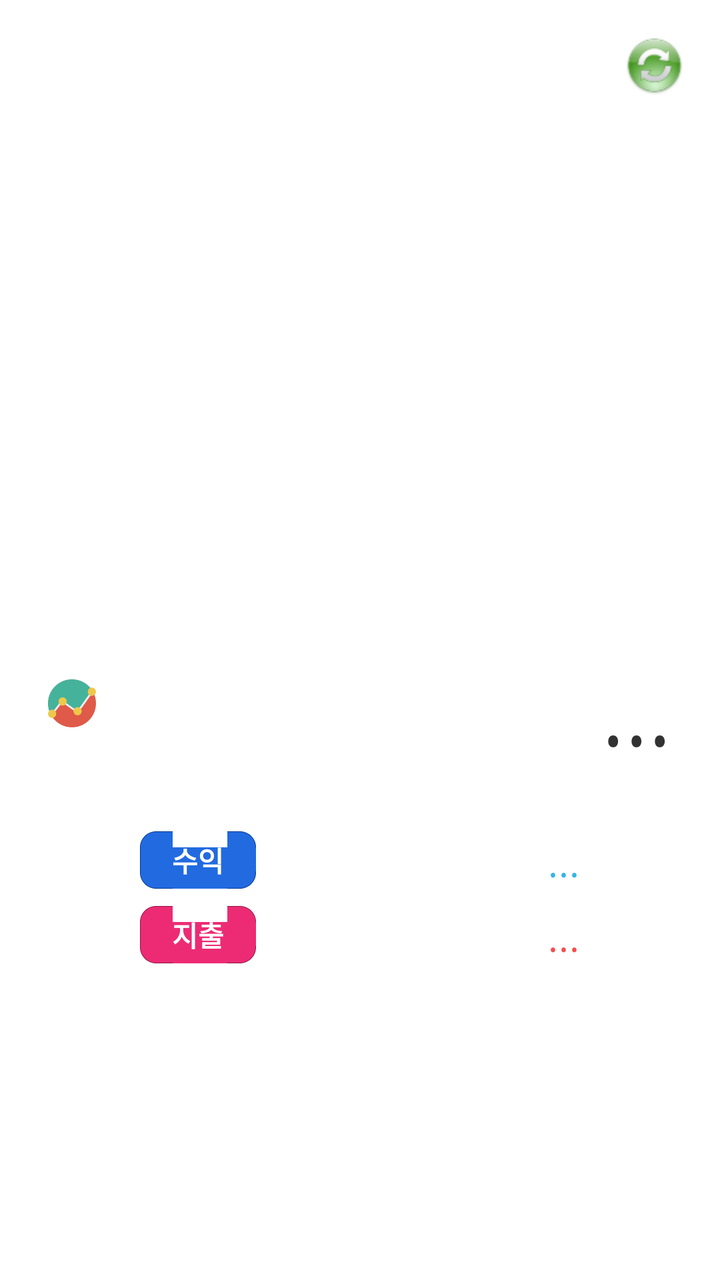
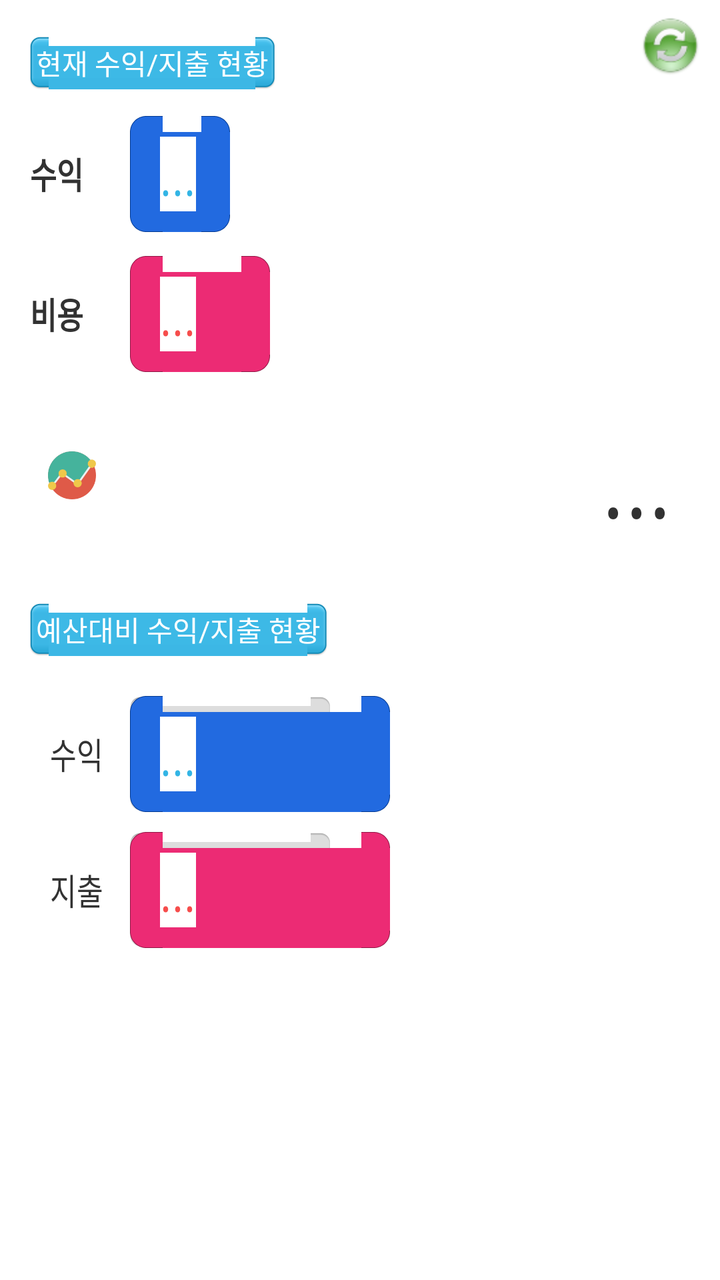

The first picture is an Android layout as it rendered before a commit; the second is the same layout after the commit. The layout source and the unified diff follow.
<!-- AndroidManifest.xml: application theme AppTheme -->
<!-- res/layout/fragment_income_expense_summary_tab.xml -->
<?xml version="1.0" encoding="utf-8"?>
<RelativeLayout xmlns:android="http://schemas.android.com/apk/res/android"
    android:layout_width="match_parent"
    android:layout_height="match_parent" >

    <ScrollView
        android:layout_width="match_parent"
        android:layout_height="match_parent"
        android:layout_alignParentTop="true"
        android:layout_centerHorizontal="true" >

        <LinearLayout
            android:layout_width="match_parent"
            android:layout_height="wrap_content"
            android:orientation="vertical" >

            <FrameLayout
                android:layout_width="match_parent"
                android:layout_height="300dp" >

                <LinearLayout
                    android:id="@+id/chart"
                    android:layout_width="match_parent"
                    android:layout_height="match_parent"
                    android:layout_gravity="center"
                    android:gravity="center"
                    android:orientation="vertical" />

                <ImageView
                    android:id="@+id/ine_refresh"
                    android:layout_width="30dp"
                    android:layout_height="30dp"
                    android:layout_gravity="right|top"
                    android:layout_marginRight="18dp"
                    android:layout_marginTop="18dp"
                    android:contentDescription="@string/na"
                    android:src="@drawable/refresh" />
            </FrameLayout>

            <RelativeLayout
                android:layout_width="match_parent"
                android:layout_height="wrap_content"
                android:layout_marginLeft="20dp"
                android:layout_marginRight="20dp"
                android:layout_marginTop="8dp"
                android:orientation="horizontal"
                android:paddingBottom="8dp"
                android:paddingLeft="4dp"
                android:paddingRight="4dp"
                android:paddingTop="6dp" >

                <ImageView
                    android:layout_width="24dp"
                    android:layout_height="24dp"
                    android:layout_alignParentLeft="true"
                    android:layout_centerVertical="true"
                    android:contentDescription="@string/na"
                    android:src="@drawable/graph" />

                <TextView
                    android:id="@+id/ine_sum_value"
                    android:layout_width="wrap_content"
                    android:layout_height="wrap_content"
                    android:layout_alignParentRight="true"
                    android:layout_centerVertical="true"
                    android:layout_marginLeft="3dp"
                    android:text="..."
                    android:textScaleX="0.8"
                    android:textSize="55sp" />
            </RelativeLayout>

            <RelativeLayout
                android:layout_width="match_parent"
                android:layout_height="wrap_content"
                android:layout_marginLeft="70dp"
                android:layout_marginRight="70dp"
                android:layout_marginTop="20dp"
                android:orientation="horizontal" >

                <TextView
                    android:layout_width="wrap_content"
                    android:layout_height="wrap_content"
                    android:layout_alignParentLeft="true"
                    android:layout_centerVertical="true"
                    android:alpha="90"
                    android:background="@drawable/input_color_box_3"
                    android:paddingBottom="4dp"
                    android:paddingLeft="16dp"
                    android:paddingRight="16dp"
                    android:paddingTop="4dp"
                    android:text="@string/title_income"
                    android:textColor="@color/text_white"
                    android:textSize="14sp"
                    android:textStyle="bold" />

                <TextView
                    android:id="@+id/ine_income_value"
                    android:layout_width="wrap_content"
                    android:layout_height="wrap_content"
                    android:layout_alignParentRight="true"
                    android:layout_centerVertical="true"
                    android:layout_marginLeft="30dp"
                    android:text="..."
                    android:textColor="@color/text_blue"
                    android:textScaleX="0.9"
                    android:textSize="22sp" />
            </RelativeLayout>

            <RelativeLayout
                android:layout_width="match_parent"
                android:layout_height="wrap_content"
                android:layout_marginBottom="30dp"
                android:layout_marginLeft="70dp"
                android:layout_marginRight="70dp"
                android:layout_marginTop="8dp"
                android:orientation="horizontal" >

                <TextView
                    android:layout_width="wrap_content"
                    android:layout_height="wrap_content"
                    android:layout_alignParentLeft="true"
                    android:layout_centerVertical="true"
                    android:background="@drawable/input_color_box"
                    android:paddingBottom="4dp"
                    android:paddingLeft="16dp"
                    android:paddingRight="16dp"
                    android:paddingTop="4dp"
                    android:text="@string/title_expense"
                    android:textColor="@color/text_white"
                    android:textSize="14sp"
                    android:textStyle="bold" />

                <TextView
                    android:id="@+id/ine_expense_value"
                    android:layout_width="wrap_content"
                    android:layout_height="wrap_content"
                    android:layout_alignParentRight="true"
                    android:layout_centerVertical="true"
                    android:layout_marginLeft="30dp"
                    android:text="..."
                    android:textColor="@color/text_red"
                    android:textScaleX="0.9"
                    android:textSize="22sp" />
            </RelativeLayout>
        </LinearLayout>
    </ScrollView>

    <LinearLayout
        android:id="@+id/ine_update_notification"
        android:layout_width="wrap_content"
        android:layout_height="wrap_content"
        android:layout_alignParentRight="true"
        android:layout_alignParentTop="true"
        android:layout_gravity="right"
        android:layout_marginLeft="4dp"
        android:layout_marginRight="4dp"
        android:layout_marginTop="10dp"
        android:background="@drawable/input_box_round_2"
        android:orientation="horizontal"
        android:paddingBottom="2dp"
        android:paddingLeft="7dp"
        android:paddingTop="4dp"
        android:visibility="gone" >

        <TextView
            android:id="@+id/ine_list_notification_text"
            android:layout_width="wrap_content"
            android:layout_height="wrap_content"
            android:layout_gravity="center_vertical"
            android:gravity="center_vertical"
            android:text="@string/update_as_date"
            android:textColor="@color/text_blue" />

        <ImageView
            android:layout_width="wrap_content"
            android:layout_height="wrap_content"
            android:layout_gravity="center_vertical"
            android:contentDescription="@string/na"
            android:gravity="center_vertical"
            android:src="@drawable/waiting" />
    </LinearLayout>

</RelativeLayout>
<!-- resources referenced by this layout -->
<resources>
  <color name="text_blue">#33B5E5</color>
  <color name="text_red">#F64D4C</color>
  <color name="text_white">#FFFFFF</color>
  <!-- drawable graph: png bitmap (drawable-xxhdpi, 5153 bytes) -->
  <!-- drawable input_box_round_2: png bitmap (drawable-xxhdpi, 4422 bytes) -->
  <!-- drawable input_color_box: png bitmap (drawable-xxhdpi, 4016 bytes) -->
  <!-- drawable input_color_box_3: png bitmap (drawable-xxhdpi, 4025 bytes) -->
  <!-- drawable refresh: png bitmap (drawable-xxhdpi, 3846 bytes) -->
  <!-- drawable waiting: png bitmap (drawable-xxhdpi, 4993 bytes) -->
  <string name="na" />
  <string name="title_expense">지출</string>
  <string name="title_income">수익</string>
  <string name="update_as_date">최신 데이터로 업데이트 합니다.</string>
  <style name="AppTheme" parent="AppBaseTheme">
          <item name="android:actionBarSize">40dp</item>
          
      </style>
  <style name="AppBaseTheme" parent="android:Theme.Light">
          
      </style>
</resources>

<!-- the commit's change to res/layout/fragment_income_expense_summary_tab.xml (unified diff, before → after) -->
@@ -16,26 +16,114 @@
 
             <FrameLayout
                 android:layout_width="match_parent"
-                android:layout_height="300dp" >
-
-                <LinearLayout
-                    android:id="@+id/chart"
-                    android:layout_width="match_parent"
-                    android:layout_height="match_parent"
-                    android:layout_gravity="center"
-                    android:gravity="center"
-                    android:orientation="vertical" />
+                android:layout_height="wrap_content" >
+
+                
 
                 <ImageView
                     android:id="@+id/ine_refresh"
                     android:layout_width="30dp"
                     android:layout_height="30dp"
                     android:layout_gravity="right|top"
-                    android:layout_marginRight="18dp"
+                    android:layout_marginRight="10dp"
+                    android:layout_marginTop="8dp"
+                    android:contentDescription="@string/na"
+                    android:src="@drawable/refresh" />
+
+                <TextView
+                    android:layout_width="wrap_content"
+                    android:layout_height="wrap_content"
+                    android:layout_gravity="top|left"
+                    android:layout_marginLeft="15dp"
                     android:layout_marginTop="18dp"
-                    android:contentDescription="@string/na"
-                    android:src="@drawable/refresh" />
+                    android:background="@drawable/progress_p"
+                    android:padding="3dp"
+                    android:scaleType="fitXY"
+                    android:text="@string/entry_header_income_expense_status"
+                    android:textColor="@color/text_white" />
+
+                <FrameLayout
+                    android:layout_width="match_parent"
+                    android:layout_height="wrap_content"
+                    android:layout_marginTop="58dp" >
+
+                    
+
+                    <ImageView
+                        android:id="@+id/ine_bar_income"
+                        android:layout_width="50dp"
+                        android:layout_height="58dp"
+                        android:layout_gravity="center_vertical|left"
+                        android:layout_marginLeft="65dp"
+                        android:contentDescription="@string/na"
+                        android:scaleType="fitXY"
+                        android:src="@drawable/input_color_box_3" />
+
+                    <TextView
+                        android:id="@+id/ine_income_value"
+                        android:layout_width="wrap_content"
+                        android:layout_height="wrap_content"
+                        android:layout_gravity="center_vertical|left"
+                        android:layout_marginLeft="80dp"
+                        android:background="@color/text_white"
+                        android:text="..."
+                        android:textColor="@color/text_blue"
+                        android:textScaleX="0.8"
+                        android:textSize="28sp" />
+
+                    <TextView
+                        android:layout_width="wrap_content"
+                        android:layout_height="wrap_content"
+                        android:layout_gravity="center_vertical|left"
+                        android:layout_marginLeft="15dp"
+                        android:text="@string/entry_header_income"
+                        android:textScaleX="0.8"
+                        android:textSize="18sp"
+                        android:textStyle="bold" />
+                </FrameLayout>
             </FrameLayout>
+
+            <FrameLayout
+                android:layout_width="match_parent"
+                android:layout_height="wrap_content"
+                android:layout_marginTop="12dp" >
+
+                
+
+                <ImageView
+                    android:id="@+id/ine_bar_expense"
+                    android:layout_width="70dp"
+                    android:layout_height="58dp"
+                    android:layout_gravity="center_vertical|left"
+                    android:layout_marginLeft="65dp"
+                    android:contentDescription="@string/na"
+                    android:scaleType="fitXY"
+                    android:src="@drawable/input_color_box" />
+
+                <TextView
+                    android:id="@+id/ine_expense_value"
+                    android:layout_width="wrap_content"
+                    android:layout_height="wrap_content"
+                    android:layout_gravity="center_vertical|left"
+                    android:layout_marginLeft="80dp"
+                    android:background="@color/text_white"
+                    android:text="..."
+                    android:textColor="@color/text_red"
+                    android:textScaleX="0.8"
+                    android:textSize="28sp" />
+
+                <TextView
+                    android:layout_width="wrap_content"
+                    android:layout_height="wrap_content"
+                    android:layout_gravity="center_vertical|left"
+                    android:layout_marginLeft="15dp"
+                    android:text="@string/entry_header_expenses"
+                    android:textScaleX="0.8"
+                    android:textSize="18sp"
+                    android:textStyle="bold" />
+            </FrameLayout>
+
+            
 
             <RelativeLayout
                 android:layout_width="match_parent"
@@ -69,81 +157,125 @@
                     android:textSize="55sp" />
             </RelativeLayout>
 
-            <RelativeLayout
-                android:layout_width="match_parent"
-                android:layout_height="wrap_content"
-                android:layout_marginLeft="70dp"
-                android:layout_marginRight="70dp"
+            
+
+            <TextView
+                android:layout_width="wrap_content"
+                android:layout_height="wrap_content"
+                android:layout_gravity="top|left"
+                android:layout_marginLeft="15dp"
                 android:layout_marginTop="20dp"
-                android:orientation="horizontal" >
-
-                <TextView
-                    android:layout_width="wrap_content"
-                    android:layout_height="wrap_content"
-                    android:layout_alignParentLeft="true"
-                    android:layout_centerVertical="true"
-                    android:alpha="90"
-                    android:background="@drawable/input_color_box_3"
-                    android:paddingBottom="4dp"
-                    android:paddingLeft="16dp"
-                    android:paddingRight="16dp"
-                    android:paddingTop="4dp"
-                    android:text="@string/title_income"
-                    android:textColor="@color/text_white"
-                    android:textSize="14sp"
-                    android:textStyle="bold" />
-
-                <TextView
-                    android:id="@+id/ine_income_value"
-                    android:layout_width="wrap_content"
-                    android:layout_height="wrap_content"
-                    android:layout_alignParentRight="true"
-                    android:layout_centerVertical="true"
-                    android:layout_marginLeft="30dp"
+                android:background="@drawable/progress_p"
+                android:padding="3dp"
+                android:scaleType="fitXY"
+                android:text="@string/entry_header_budget_income_expense_status"
+                android:textColor="@color/text_white" />
+
+            
+
+            <FrameLayout
+                android:layout_width="match_parent"
+                android:layout_height="wrap_content"
+                android:layout_gravity="top|left"
+                android:layout_marginTop="20dp" >
+
+                <ImageView
+                    android:id="@+id/ine_bar_budget_base_income"
+                    android:layout_width="100dp"
+                    android:layout_height="58dp"
+                    android:layout_gravity="center_vertical|left"
+                    android:layout_marginLeft="65dp"
+                    android:contentDescription="@string/na"
+                    android:scaleType="fitXY"
+                    android:src="@drawable/progress_n" />
+
+                <ImageView
+                    android:id="@+id/ine_bar_budget_current_income"
+                    android:layout_width="130dp"
+                    android:layout_height="58dp"
+                    android:layout_gravity="center_vertical|left"
+                    android:layout_marginLeft="65dp"
+                    android:contentDescription="@string/na"
+                    android:scaleType="fitXY"
+                    android:src="@drawable/input_color_box_3" />
+
+                <TextView
+                    android:id="@+id/ine_bar_budget_current_income_percentage"
+                    android:layout_width="wrap_content"
+                    android:layout_height="wrap_content"
+                    android:layout_gravity="center_vertical|left"
+                    android:layout_marginLeft="80dp"
+                    android:background="@color/text_white"
                     android:text="..."
                     android:textColor="@color/text_blue"
-                    android:textScaleX="0.9"
-                    android:textSize="22sp" />
-            </RelativeLayout>
-
-            <RelativeLayout
-                android:layout_width="match_parent"
-                android:layout_height="wrap_content"
-                android:layout_marginBottom="30dp"
-                android:layout_marginLeft="70dp"
-                android:layout_marginRight="70dp"
-                android:layout_marginTop="8dp"
-                android:orientation="horizontal" >
-
-                <TextView
-                    android:layout_width="wrap_content"
-                    android:layout_height="wrap_content"
-                    android:layout_alignParentLeft="true"
-                    android:layout_centerVertical="true"
-                    android:background="@drawable/input_color_box"
-                    android:paddingBottom="4dp"
-                    android:paddingLeft="16dp"
-                    android:paddingRight="16dp"
-                    android:paddingTop="4dp"
-                    android:text="@string/title_expense"
-                    android:textColor="@color/text_white"
-                    android:textSize="14sp"
-                    android:textStyle="bold" />
-
-                <TextView
-                    android:id="@+id/ine_expense_value"
-                    android:layout_width="wrap_content"
-                    android:layout_height="wrap_content"
-                    android:layout_alignParentRight="true"
-                    android:layout_centerVertical="true"
-                    android:layout_marginLeft="30dp"
+                    android:textScaleX="0.8"
+                    android:textSize="28sp" />
+
+                <TextView
+                    android:id="@+id/ine_income_percentage"
+                    android:layout_width="wrap_content"
+                    android:layout_height="wrap_content"
+                    android:layout_gravity="center_vertical|left"
+                    android:layout_marginLeft="25dp"
+                    android:text="@string/title_income"
+                    android:textScaleX="0.8"
+                    android:textSize="18sp" />
+            </FrameLayout>
+
+            
+
+            <FrameLayout
+                android:layout_width="match_parent"
+                android:layout_height="wrap_content"
+                android:layout_gravity="top|left"
+                android:layout_marginTop="10dp" >
+
+                <ImageView
+                    android:id="@+id/ine_bar_budget_base_expense"
+                    android:layout_width="100dp"
+                    android:layout_height="58dp"
+                    android:layout_gravity="center_vertical|left"
+                    android:layout_marginLeft="65dp"
+                    android:contentDescription="@string/na"
+                    android:scaleType="fitXY"
+                    android:src="@drawable/progress_n" />
+
+                <ImageView
+                    android:id="@+id/ine_bar_budget_current_expense"
+                    android:layout_width="130dp"
+                    android:layout_height="58dp"
+                    android:layout_gravity="center_vertical|left"
+                    android:layout_marginLeft="65dp"
+                    android:contentDescription="@string/na"
+                    android:scaleType="fitXY"
+                    android:src="@drawable/input_color_box" />
+
+                <TextView
+                    android:id="@+id/ine_bar_budget_current_expense_percentage"
+                    android:layout_width="wrap_content"
+                    android:layout_height="wrap_content"
+                    android:layout_gravity="center_vertical|left"
+                    android:layout_marginLeft="80dp"
+                    android:background="@color/text_white"
                     android:text="..."
                     android:textColor="@color/text_red"
-                    android:textScaleX="0.9"
-                    android:textSize="22sp" />
-            </RelativeLayout>
+                    android:textScaleX="0.8"
+                    android:textSize="28sp" />
+
+                <TextView
+                    android:id="@+id/ine_expense_percentage"
+                    android:layout_width="wrap_content"
+                    android:layout_height="wrap_content"
+                    android:layout_gravity="center_vertical|left"
+                    android:layout_marginLeft="25dp"
+                    android:text="@string/title_expense"
+                    android:textScaleX="0.8"
+                    android:textSize="18sp" />
+            </FrameLayout>
         </LinearLayout>
     </ScrollView>
+
+    
 
     <LinearLayout
         android:id="@+id/ine_update_notification"
<!-- resource entries referenced after the edit -->
@@ -7,8 +7,14 @@
   <!-- drawable input_box_round_2: png bitmap (drawable-xxhdpi, 4422 bytes) -->
   <!-- drawable input_color_box: png bitmap (drawable-xxhdpi, 4016 bytes) -->
   <!-- drawable input_color_box_3: png bitmap (drawable-xxhdpi, 4025 bytes) -->
+  <!-- drawable progress_n: png bitmap (drawable-xxhdpi, 3666 bytes) -->
+  <!-- drawable progress_p: png bitmap (drawable-xxhdpi, 4524 bytes) -->
   <!-- drawable refresh: png bitmap (drawable-xxhdpi, 3846 bytes) -->
   <!-- drawable waiting: png bitmap (drawable-xxhdpi, 4993 bytes) -->
+  <string name="entry_header_budget_income_expense_status"> 예산대비 수익/지출 현황 </string>
+  <string name="entry_header_expenses">비용</string>
+  <string name="entry_header_income">수익</string>
+  <string name="entry_header_income_expense_status"> 현재 수익/지출 현황 </string>
   <string name="na" />
   <string name="title_expense">지출</string>
   <string name="title_income">수익</string>
